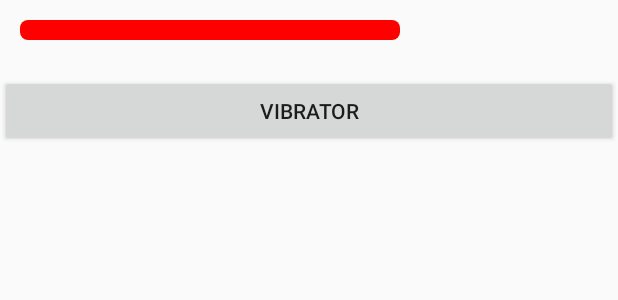
After one commit to liuxiaokun/longd, an Android app: the layout activity_other.xml on its own in the app's theme, with its tools: preview values and no code run, on a phone screen of 412 x 824 dp. The commit adds this screen. Shown: the top 300 px of the screen. Run offline under Robolectric (Android 15) with nearby library versions, the phone set to English and light mode, and no system bars.

Commit message:
add vibrator

```diff
--- a/app/src/main/AndroidManifest.xml
+++ b/app/src/main/AndroidManifest.xml
@@ -9,6 +9,7 @@
     <uses-permission android:name="android.permission.WRITE_EXTERNAL_STORAGE"/>
     <uses-permission android:name="android.permission.CHANGE_NETWORK_STATE"/>
     <uses-permission android:name="android.permission.CHANGE_WIFI_STATE"/>
+    <uses-permission android:name="android.permission.VIBRATE" />
 
     <application
         android:name="com.fred.longd.application.MyApplication"
--- a/app/src/main/java/com/fred/longd/activities/MainActivity.java
+++ b/app/src/main/java/com/fred/longd/activities/MainActivity.java
@@ -2,6 +2,7 @@ package com.fred.longd.activities;
 
 import android.app.Activity;
 import android.app.ProgressDialog;
+import android.content.Intent;
 import android.os.Bundle;
 import android.view.View;
 import android.widget.Button;
@@ -56,6 +57,9 @@ public class MainActivity extends Activity implements View.OnClickListener {
 
                 String str = ScreenUtil.getScreenHeight(this) + " :" + ScreenUtil.getScreenWidth(this);
                 Toast.makeText(this, str, Toast.LENGTH_LONG).show();
+                Intent intent = new Intent();
+                intent.setClass(this, OtherActivity.class);
+                startActivity(intent);
                 break;
 
             default:
--- /dev/null
+++ b/app/src/main/java/com/fred/longd/view/MyProgressDialog.java
@@ -0,0 +1,39 @@
+package com.fred.longd.view;
+
+import android.content.Context;
+import android.graphics.Canvas;
+import android.graphics.Color;
+import android.graphics.Paint;
+import android.graphics.RectF;
+import android.util.AttributeSet;
+import android.view.View;
+
+/**
+ * @author fred
+ * @since 15/8/12 下午10:57
+ * @version v1.0
+ */
+public class MyProgressDialog extends View {
+
+    private Paint paint = new Paint();
+
+    public MyProgressDialog(Context context) {
+        super(context);
+    }
+
+    public MyProgressDialog(Context context, AttributeSet attrs) {
+        super(context, attrs);
+
+    }
+
+    @Override
+    protected void onDraw(Canvas canvas) {
+        super.onDraw(canvas);
+
+        RectF rectF = new RectF(20, 20, 400, 40);
+        paint.setColor(Color.RED);
+        canvas.drawRoundRect(rectF, 8, 8, paint);
+//        canvas.draw
+
+    }
+}
--- a/app/src/main/res/layout/activity_main.xml
+++ b/app/src/main/res/layout/activity_main.xml
@@ -36,6 +36,7 @@
 
     <Button
         android:id="@+id/other"
+        android:text="@string/other"
         android:layout_width="wrap_content"
         android:layout_height="50dp"/>
 
--- /dev/null
+++ b/app/src/main/res/layout/activity_other.xml
@@ -0,0 +1,18 @@
+<?xml version="1.0" encoding="utf-8"?>
+<LinearLayout xmlns:android="http://schemas.android.com/apk/res/android"
+    android:orientation="vertical" android:layout_width="match_parent"
+    android:layout_height="match_parent">
+
+    <com.fred.longd.view.MyProgressDialog
+        android:layout_width="wrap_content"
+        android:layout_height="50dp" />
+
+
+    <Button
+        android:id="@+id/vibrator"
+        android:text="@string/vibrator"
+        android:layout_width="match_parent"
+        android:layout_height="wrap_content" />
+
+
+</LinearLayout>
--- a/app/src/main/res/values/strings.xml
+++ b/app/src/main/res/values/strings.xml
@@ -4,4 +4,6 @@
     <string name="hello_world">Hello world!</string>
     <string name="action_settings">Settings</string>
     <string name="download">download</string>
+    <string name="other">other</string>
+    <string name="vibrator">vibrator</string>
 </resources>
```
Also changed, not shown: app/src/main/java/com/fred/longd/activities/OtherActivity.java (+36 -4 lines), app/src/main/java/com/fred/longd/view/SimpleToast.java (+0 -15 lines), 1 other file.
